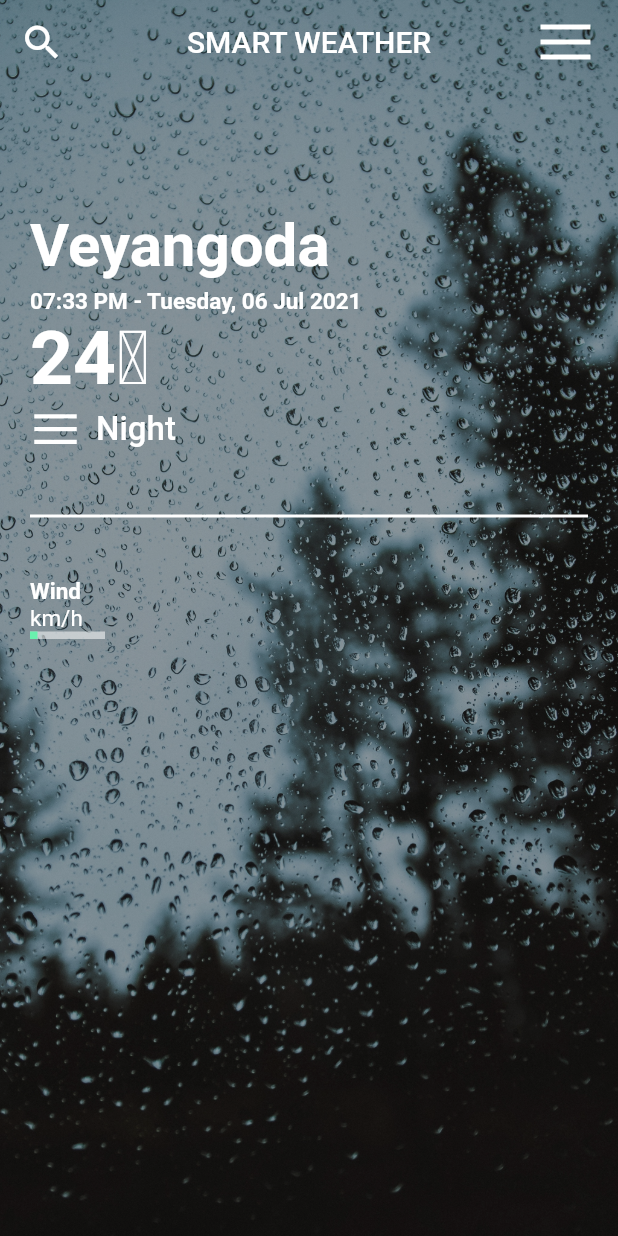
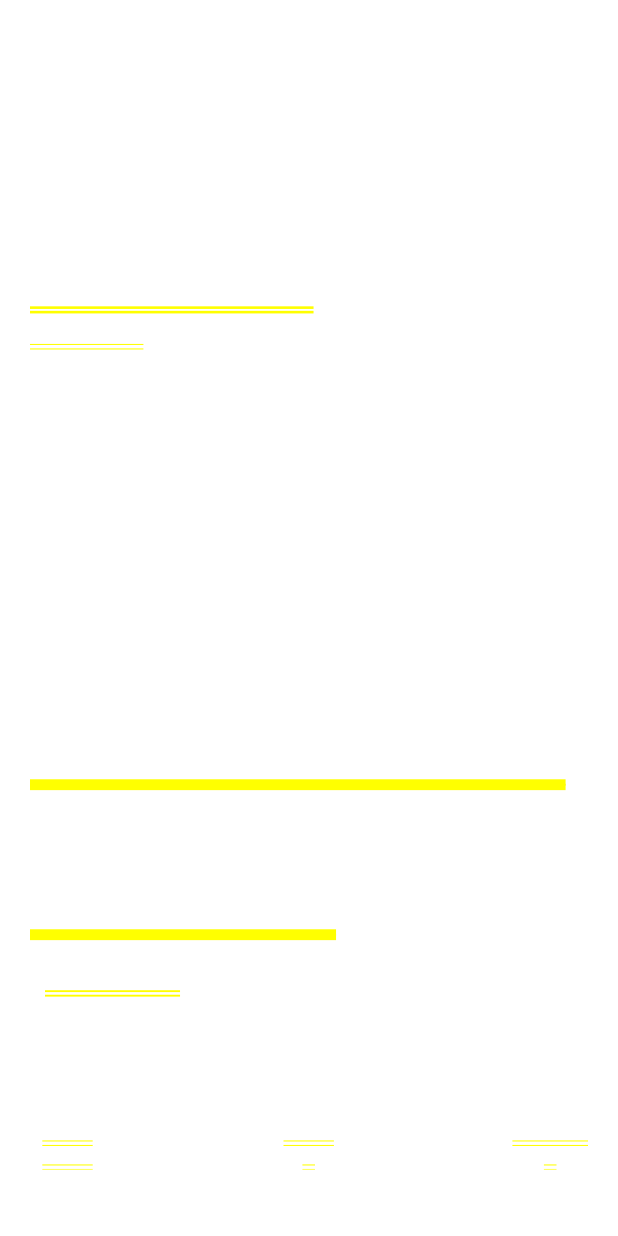
Before and after one commit to Kushanyasiru97/Weather_Application, a Flutter app: the screen it shows after launch, on a phone screen of 412 x 824 dp. Run offline on Flutter 3.47's test engine with Material 2 defaults, Android fonts, the phone set to English and light mode, and no system bars.

Commit message:
Update weather.dart

```diff
--- a/lib/weather.dart
+++ b/lib/weather.dart
@@ -1,57 +1,17 @@
-import 'package:flutter/cupertino.dart';
 import 'package:flutter/material.dart';
-import 'package:flutter_svg/svg.dart';
 
 class Weather extends StatelessWidget {
   const Weather({Key? key}) : super(key: key);
 
   @override
   Widget build(BuildContext context) {
-    return Scaffold(
-      extendBodyBehindAppBar: true,
-      appBar: AppBar(
-        title: Text(
-            'SMART WEATHER'),
-        centerTitle: true,
-        backgroundColor: Colors.transparent,
-        elevation: 0.0,
-        leading: IconButton(
-          icon: Icon(
-            Icons.search,
-            size: 30.0,
-            color: Colors.white,
-          ),
-          onPressed: () {  },
-        ),
-        actions: [
-          Container(
-              margin: EdgeInsets.fromLTRB(0.0, 0.0, 15, 0.0),
-              child: GestureDetector(
-                onTap: () => print("Menu Click"),
-                child: SvgPicture.asset(
-                  'svg/icons8-menu.svg',
-                  width: 40.0,
-                  height: 40.0,
-                  color: Colors.white,
-                ),
-              )
-          )
-        ],
-      ),
-      body: Container(
-        child: Stack(
+    return Container(
+      padding: EdgeInsets.all(20),
+      child: Column(
+        mainAxisAlignment: MainAxisAlignment.spaceBetween,
+        crossAxisAlignment: CrossAxisAlignment.start,
         children: [
-              Image.asset(
-                'images/weather2.jpg',
-                fit: BoxFit.cover,
-                height: double.infinity,
-                width: double.infinity,
-              ),
-              Container(
-                decoration: BoxDecoration(color: Colors.black38),
-              ),
-              Container(
-                padding: EdgeInsets.all(20.0),
+          Expanded(
             child: Column(
               mainAxisAlignment: MainAxisAlignment.spaceBetween,
               crossAxisAlignment: CrossAxisAlignment.start,
@@ -59,51 +19,58 @@ class Weather extends StatelessWidget {
                 Column(
                   crossAxisAlignment: CrossAxisAlignment.start,
                   children: [
-                        SizedBox(height: 120.0),
-                        Text('Veyangoda',
+                    SizedBox(
+                      height: 150,
+                    ),
+                    Text(
+                      'Veyangoda',
                       style: TextStyle(
-                            fontWeight: FontWeight.bold,
-                            fontSize: 40.0,
-                            color: Colors.white,
-                          ),
-                        ),
-                        SizedBox(height: 5.0,),
-                        Text(
-                          '07:33 PM - Tuesday, 06 Jul 2021',
-                          style: TextStyle(
-                            fontSize: 15.0,
+                        fontSize: 35,
                         fontWeight: FontWeight.bold,
                         color: Colors.white,
                       ),
                     ),
-                        Column(
-                          mainAxisAlignment: MainAxisAlignment.spaceBetween,
-                          children: [
+                    SizedBox(
+                      height: 5,
+                    ),
+                    Text(
+                      'Date Time',
+                      style: TextStyle(
+                        fontSize: 14,
+                        fontWeight: FontWeight.bold,
+                        color: Colors.white,
+                      ),
+                    ),
+                  ],
+                ),
                 Column(
                   crossAxisAlignment: CrossAxisAlignment.start,
                   children: [
-                                Text('24\u2103',
+                    Text(
+                      'Temperature',
                       style: TextStyle(
-                                    fontWeight: FontWeight.bold,
-                                    fontSize: 50.0,
+                        fontSize: 85,
+                        fontWeight: FontWeight.w300,
                         color: Colors.white,
                       ),
                     ),
                     Row(
                       children: [
-                                    SvgPicture.asset(
-                                      'svg/icons8-menu.svg',
-                                      width: 34.0,
-                                      height: 34.0,
+                        /*SvgPicture.asset(
+                          locationList[index].iconUrl,
+                          width: 34,
+                          height: 34,
                           color: Colors.white,
+                        ),*/
+                        SizedBox(
+                          width: 10,
                         ),
-                                    SizedBox(width: 10.0,),
                         Text(
-                                      'Night',
+                          "Kushan",
                           style: TextStyle(
-                                        fontSize: 22.0,
+                            fontSize: 25,
+                            fontWeight: FontWeight.w500,
                             color: Colors.white,
-                                        fontWeight: FontWeight.w500,
                           ),
                         ),
                       ],
@@ -112,62 +79,130 @@ class Weather extends StatelessWidget {
                 ),
               ],
             ),
+          ),
+          Column(
+            children: [
               Container(
-                          margin: EdgeInsets.symmetric(vertical: 40.0),
+                margin: EdgeInsets.symmetric(vertical: 40),
                 decoration: BoxDecoration(
                   border: Border.all(
+                    color: Colors.white30,
+                  ),
+                ),
+              ),
+              Padding(
+                padding: const EdgeInsets.fromLTRB(0, 0, 0, 20),
+                child: Row(
+                  mainAxisAlignment: MainAxisAlignment.spaceBetween,
+                  children: [
+                    Column(
+                      children: [
+                        Text(
+                          'Wind',
+                          style: TextStyle(
+                            fontSize: 14,
+                            fontWeight: FontWeight.bold,
                             color: Colors.white,
                           ),
                         ),
-
-                        ),
-
-                        Column(
-                          children: [
-                            Text('Wind',
-                              style: TextStyle(
+                        /*Text(
+                          locationList[index].wind.toString(),
+                          style:TextStyle(
+                            fontSize: 24,
                             fontWeight: FontWeight.bold,
-                                fontSize: 15.0,
                             color: Colors.white,
                           ),
-                            ),
-                          ],
-                        ),
-
+                        ),*/
                         Text(
                           'km/h',
                           style: TextStyle(
-                            fontSize: 15.0,
+                            fontSize: 14,
+                            fontWeight: FontWeight.bold,
                             color: Colors.white,
                           ),
                         ),
                         Stack(
                           children: [
                             Container(
-                              height: 5.0,
-                              width: 50.0,
-                              color: Colors.white54,
+                              height: 5,
+                              width: 50,
+                              color: Colors.white38,
                             ),
                             Container(
-                              height: 5.0,
-                              width: 5.0,
+                              height: 5,
+                              /*width: locationList[index].wind/2,*/
                               color: Colors.greenAccent,
-                            )
-                          ],
-                        )
-                      ],
-
                             ),
                           ],
                         ),
-
-              )
-
-            ]
-
+                      ],
+                    ),
+                    Column(
+                      children: [
+                        Text(
+                          'Rain',
+                          style: TextStyle(
+                            fontSize: 14,
+                            fontWeight: FontWeight.bold,
+                            color: Colors.white,
                           ),
                         ),
+                        Text(
+                          '%',
+                          style: TextStyle(
+                            fontSize: 14,
+                            fontWeight: FontWeight.bold,
+                            color: Colors.white,
+                          ),
+                        ),
+                        Stack(
+                          children: [
+                            Container(
+                              height: 5,
+                              width: 50,
+                              color: Colors.white38,
+                            ),
 
+                          ],
+                        ),
+                      ],
+                    ),
+                    Column(
+                      children: [
+                        Text(
+                          'Humidy',
+                          style: TextStyle(
+                            fontSize: 14,
+                            fontWeight: FontWeight.bold,
+                            color: Colors.white,
+                          ),
+                        ),
+                        Text(
+                          '%',
+                          style: TextStyle(
+                            fontSize: 14,
+                            fontWeight: FontWeight.bold,
+                            color: Colors.white,
+                          ),
+                        ),
+                        Stack(
+                          children: [
+                            Container(
+                              height: 5,
+                              width: 50,
+                              color: Colors.white38,
+                            ),
+                          ],
+                        ),
+                      ],
+                    ),
+                  ],
+                ),
+              ),
+            ],
+          ),
+        ],
+      ),
     );
   }
 }
```
Lines whose indentation alone changed are shown as unchanged.
